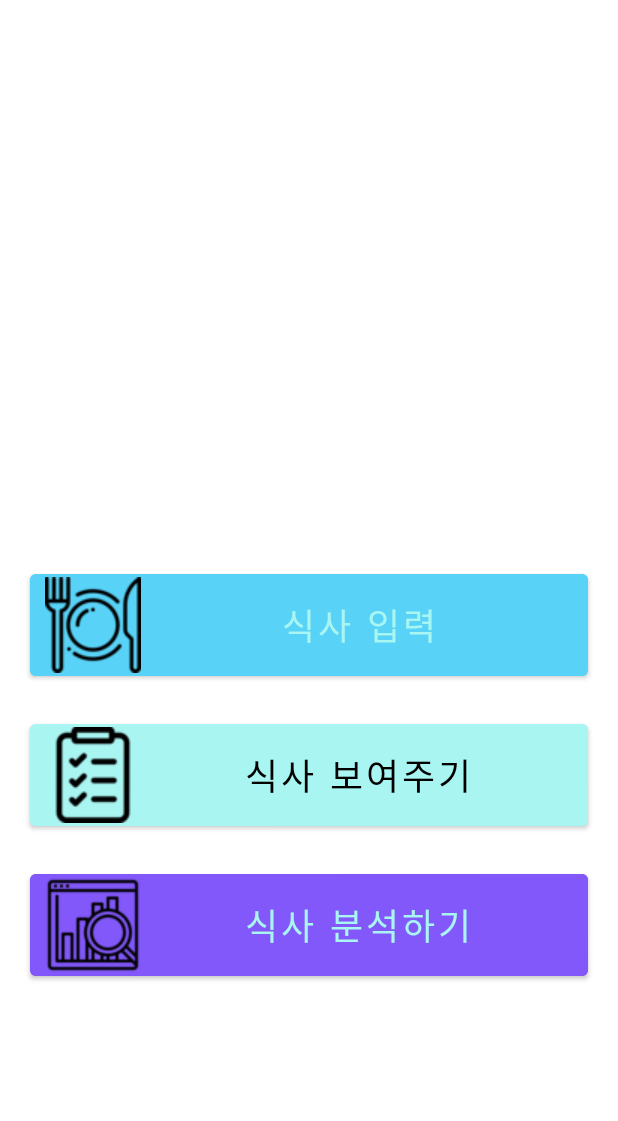
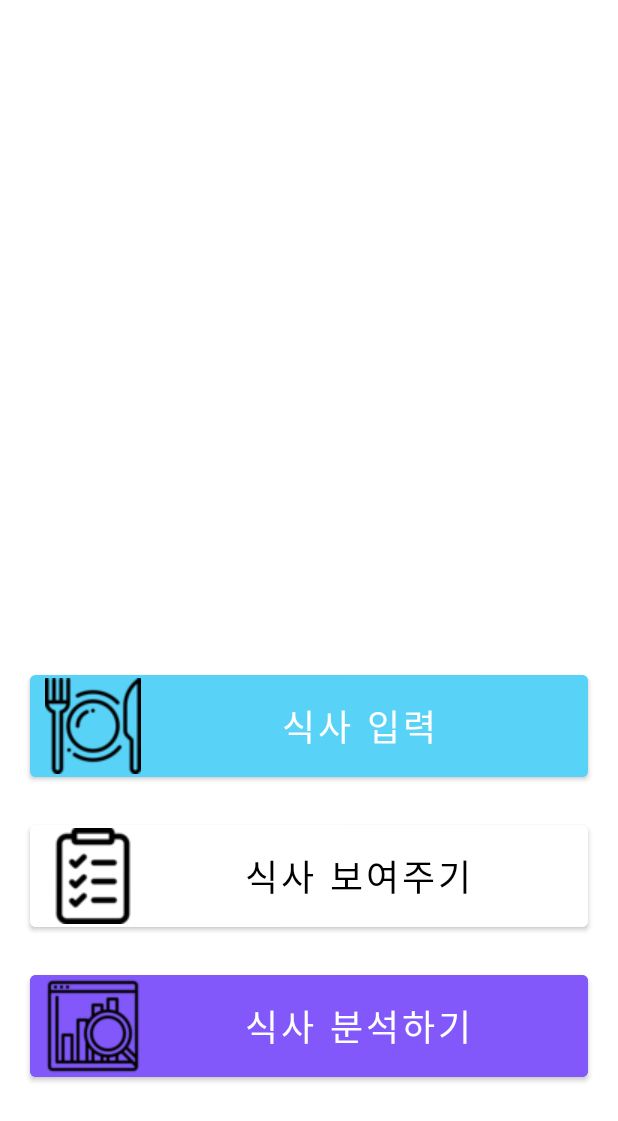
Before and after one commit to andysooho/CalorieProject, an Android app: the layout activity_main.xml on its own in the app's theme, with its tools: preview values and no code run, on a phone screen of 412 x 824 dp. Shown: the top 1121 px of the screen. Run offline under Robolectric (Android 15) with nearby library versions, the phone set to English and light mode, and no system bars.

Commit message:
1208 저녁

```diff
--- a/MyProject/app/build.gradle
+++ b/MyProject/app/build.gradle
@@ -42,6 +42,9 @@ dependencies {
     annotationProcessor("androidx.room:room-compiler:$room_version")
     implementation 'com.google.android.material:material:1.6.0'
 
+    implementation 'com.github.bumptech.glide:glide:4.11.0'
+    annotationProcessor 'com.github.bumptech.glide:compiler:4.11.0'
+
 
     implementation 'androidx.appcompat:appcompat:1.4.1'
     implementation 'com.google.android.material:material:1.5.0'
--- a/MyProject/app/src/main/java/com/example/myproject/InputFood.java
+++ b/MyProject/app/src/main/java/com/example/myproject/InputFood.java
@@ -1,5 +1,6 @@
 package com.example.myproject;
 
+import android.Manifest;
 import android.app.Activity;
 import android.app.DatePickerDialog;
 import android.content.DialogInterface;
@@ -52,9 +53,10 @@ public class InputFood extends AppCompatActivity {
         foodeval = findViewById(R.id.foodEval);
         timePicker = findViewById(R.id.timePicker);
         google_map = findViewById(R.id.google_map);
-        ActivityCompat.requestPermissions(this, new String[]{android.Manifest.permission.READ_EXTERNAL_STORAGE}, MODE_PRIVATE);
-        ActivityCompat.requestPermissions(this, new String[]{android.Manifest.permission.WRITE_EXTERNAL_STORAGE}, MODE_PRIVATE);
+        ActivityCompat.requestPermissions(this, new String[]{Manifest.permission.READ_EXTERNAL_STORAGE}, MODE_PRIVATE);
+        ActivityCompat.requestPermissions(this, new String[]{Manifest.permission.WRITE_EXTERNAL_STORAGE}, MODE_PRIVATE);
 
+        //timePicker.setMinuteInterval(10);
         btn_save.setOnClickListener(new View.OnClickListener() {
             @Override
             public void onClick(View v) {
--- a/MyProject/app/src/main/res/layout/activity_main.xml
+++ b/MyProject/app/src/main/res/layout/activity_main.xml
@@ -4,13 +4,34 @@
     android:layout_width="match_parent"
     android:layout_height="match_parent"
     xmlns:app="http://schemas.android.com/apk/res-auto"
-    android:orientation="vertical">
+    android:orientation="vertical"
+    android:background="@color/white"
+    >
+
 
     <LinearLayout
         android:layout_width="match_parent"
         android:layout_height="match_parent"
-        android:layout_marginTop="300dp"
         android:orientation="vertical">
+        <TextView
+
+            android:id="@+id/titl"
+            android:layout_marginTop="40dp"
+            android:layout_width="wrap_content"
+            android:layout_height="wrap_content"
+            android:layout_centerHorizontal="true"
+            android:textAlignment="center"
+            android:layout_gravity="center_horizontal"
+            android:textSize="40dp"
+            android:textColor="@color/ji"
+            android:fontFamily="@font/linebold"/>
+
+        <ImageView
+            android:id="@+id/gif_image"
+            android:layout_width="300dp"
+            android:layout_height="300dp"
+            android:layout_gravity="center_horizontal"
+            />
 
         <TextView
             android:id="@+id/date"
@@ -19,8 +40,10 @@
             android:layout_centerHorizontal="true"
             android:textAlignment="center"
             android:layout_gravity="center_horizontal"
-            android:textSize="30sp"
-            android:layout_marginBottom="36dp" />
+            android:textSize="25sp"
+            android:textColor="@color/black"
+            android:layout_marginBottom="15dp"
+            android:fontFamily="@font/rebeca"/>
 
         <Button
             android:id="@+id/btn_inputfood"
--- a/MyProject/app/src/main/res/values-night/themes.xml
+++ b/MyProject/app/src/main/res/values-night/themes.xml
@@ -12,5 +12,7 @@
         <!-- Status bar color. -->
         <item name="android:statusBarColor">?attr/colorPrimaryVariant</item>
         <!-- Customize your theme here. -->
+        <item name="windowActionBar">false</item>
+        <item name="windowNoTitle">true</item>
     </style>
 </resources>
--- a/MyProject/app/src/main/res/values/colors.xml
+++ b/MyProject/app/src/main/res/values/colors.xml
@@ -7,11 +7,12 @@
     <color name="teal_200">#FF03DAC5</color>
     <color name="teal_700">#FF018786</color>
     <color name="sky">#58D3F7</color>
-    <color name="white">#A9F5F2</color>
+    <color name="white">#FFFFFF</color>
     <color name="black">#000000</color>
     <color name="pup">#8258FA</color>
     <color name="yellow">#F3F781</color>
     <color name="pink">#F781D8</color>
-
+    <color name="back">#F7F8E0</color>
+    <color name="ji">#FF8000</color>
 
 </resources>
--- a/MyProject/app/src/main/res/values/themes.xml
+++ b/MyProject/app/src/main/res/values/themes.xml
@@ -12,5 +12,7 @@
         <!-- Status bar color. -->
         <item name="android:statusBarColor">?attr/colorPrimaryVariant</item>
         <!-- Customize your theme here. -->
+        <item name="windowActionBar">false</item>
+        <item name="windowNoTitle">true</item>
     </style>
 </resources>
```
Also changed, not shown: MyProject/app/src/main/AndroidManifest.xml (+28 -5 lines), MyProject/app/src/main/java/com/example/myproject/MainActivity.java (+17 -1 lines).
